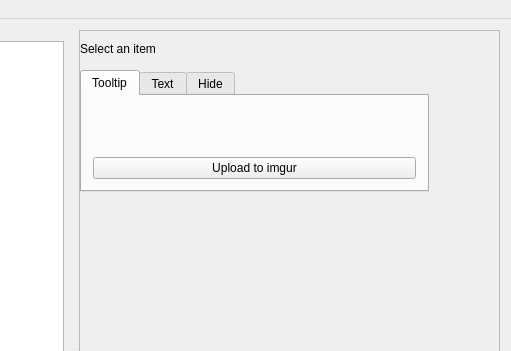
First picture: the form in forms/mainwindow.ui, repository xyzz/acquisition, before the edit; both pictures show x 464 to 975 and y 0 to 351 of the 975 by 715 pixel window.
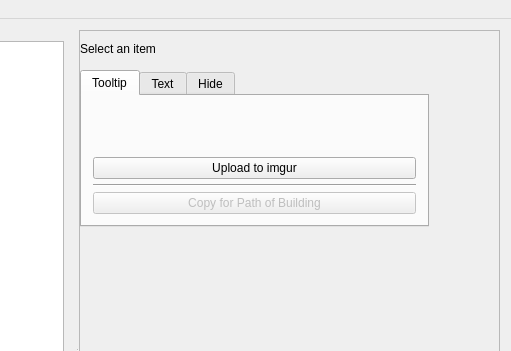
Second picture: the form after the edit.

Commit message: Disable PoB export button, so other changes can be accepted. Reached feature parity with previous category approach. Actually define an Item Wearable function, and use it to control PoB export button. Remove old category name mappings. Refactor around Item baseType, constants, function calls. Don't draw a socket layer if there aren't any sockets. Factor out some magic numbers. More intuitive painter image name. Cleaner switch statements rather than recreate a small set of paths. Add "Copy for Path of Building" button and grouping widget to UI.

What changed in the file:
```diff
--- a/forms/mainwindow.ui
+++ b/forms/mainwindow.ui
@@ -261,10 +261,54 @@
                   </widget>
                  </item>
                  <item>
-                  <widget class="QPushButton" name="uploadTooltipButton">
-                   <property name="text">
-                    <string>Upload to imgur</string>
+                  <widget class="QWidget" name="itemButtonsWidget" native="true">
+                   <property name="sizePolicy">
+                    <sizepolicy hsizetype="Preferred" vsizetype="Minimum">
+                     <horstretch>0</horstretch>
+                     <verstretch>0</verstretch>
+                    </sizepolicy>
                    </property>
+                   <layout class="QVBoxLayout" name="itemButtonsLayout">
+                    <property name="spacing">
+                     <number>5</number>
+                    </property>
+                    <property name="leftMargin">
+                     <number>0</number>
+                    </property>
+                    <property name="topMargin">
+                     <number>0</number>
+                    </property>
+                    <property name="rightMargin">
+                     <number>0</number>
+                    </property>
+                    <property name="bottomMargin">
+                     <number>0</number>
+                    </property>
+                    <item>
+                     <widget class="QPushButton" name="uploadTooltipButton">
+                      <property name="text">
+                       <string>Upload to imgur</string>
+                      </property>
+                     </widget>
+                    </item>
+                    <item>
+                     <widget class="Line" name="pobButtonLine">
+                      <property name="orientation">
+                       <enum>Qt::Horizontal</enum>
+                      </property>
+                     </widget>
+                    </item>
+                    <item>
+                     <widget class="QPushButton" name="pobTooltipButton">
+                      <property name="enabled">
+                       <bool>false</bool>
+                      </property>
+                      <property name="text">
+                       <string>Copy for Path of Building</string>
+                      </property>
+                     </widget>
+                    </item>
+                   </layout>
                   </widget>
                  </item>
                 </layout>
```
The commit also changes 9 other files.
